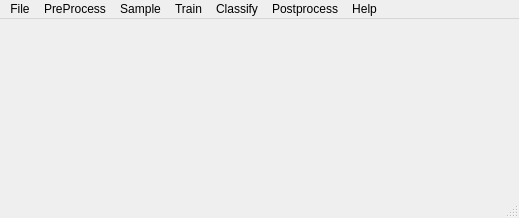
Qt form ui/MainWin.ui (scrssys/SCRS_RS_AI) before a commit.
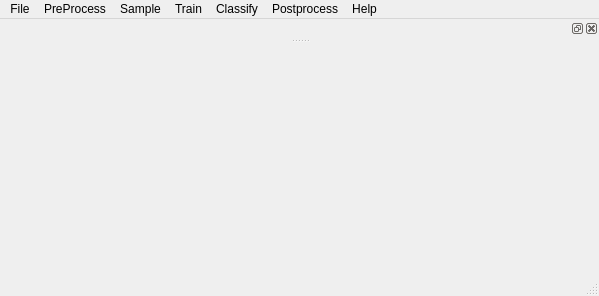
The same form after that commit.

```diff
--- a/ui/MainWin.ui
+++ b/ui/MainWin.ui
@@ -6,8 +6,8 @@
    <rect>
     <x>0</x>
     <y>0</y>
-    <width>519</width>
-    <height>218</height>
+    <width>599</width>
+    <height>296</height>
    </rect>
   </property>
   <property name="windowTitle">
@@ -19,7 +19,7 @@
     <rect>
      <x>0</x>
      <y>0</y>
-     <width>519</width>
+     <width>599</width>
      <height>20</height>
     </rect>
    </property>
@@ -88,6 +88,12 @@
    <addaction name="menuHelp"/>
   </widget>
   <widget class="QStatusBar" name="statusbar"/>
+  <widget class="QDockWidget" name="dockWidget_4">
+   <attribute name="dockWidgetArea">
+    <number>4</number>
+   </attribute>
+   <widget class="QWidget" name="dockWidgetContents_4"/>
+  </widget>
   <action name="actionLabel_check">
    <property name="text">
     <string>Label Check</string>
```
Left out of the diff: 70 changed lines with no effect on the pictures.
